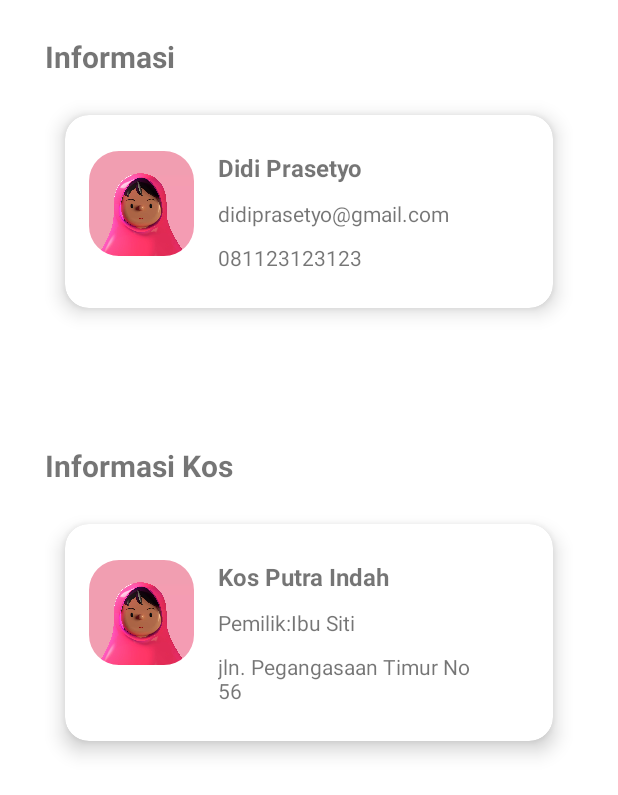
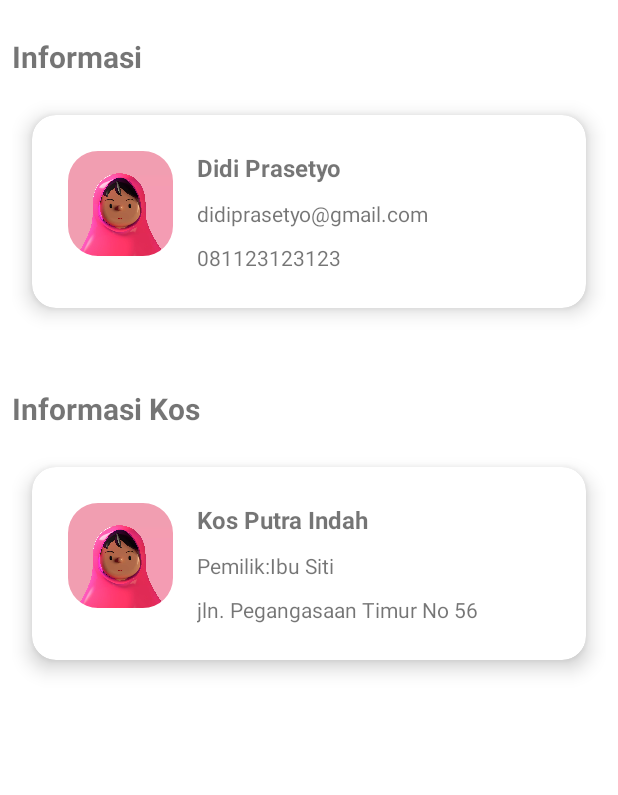
Before and after one commit to Prasetyo421/kos-app, an Android app: the fragment ProfileFragment shown on its own in the app's theme, on a phone screen of 412 x 824 dp. Shown: the top 795 px of the screen. Run offline under Robolectric (Android 15) with nearby library versions, the phone set to English and light mode, and no system bars.

Commit message:
update profile view

```diff
--- a/app/src/main/res/layout/fragment_profile.xml
+++ b/app/src/main/res/layout/fragment_profile.xml
@@ -5,7 +5,7 @@
     android:layout_width="match_parent"
     android:layout_height="match_parent"
     tools:context=".presentation.profile.ProfileFragment"
-    android:paddingHorizontal="30dp"
+    android:paddingHorizontal="8dp"
     android:paddingTop="24dp"
     style="@style/MyBackgrounApp"
     >
@@ -36,7 +36,8 @@
         <androidx.constraintlayout.widget.ConstraintLayout
             android:layout_width="match_parent"
             android:layout_height="match_parent"
-            android:paddingVertical="24dp">
+            android:paddingVertical="24dp"
+            android:paddingHorizontal="8dp">
 
             <com.google.android.material.imageview.ShapeableImageView
                 android:id="@+id/img_profile"
@@ -53,38 +54,40 @@
 
             <androidx.appcompat.widget.AppCompatTextView
                 android:id="@+id/tv_name"
-                android:layout_width="wrap_content"
+                android:layout_width="0dp"
                 android:layout_height="wrap_content"
                 android:text="@string/example_name"
                 android:textSize="16sp"
                 android:textStyle="bold"
                 android:layout_marginStart="16dp"
-                app:layout_constraintLeft_toRightOf="@id/img_profile"
-                app:layout_constraintTop_toTopOf="parent"/>
+                app:layout_constraintStart_toEndOf="@id/img_profile"
+                app:layout_constraintTop_toTopOf="parent"
+                app:layout_constraintEnd_toEndOf="parent"/>
 
             <androidx.appcompat.widget.AppCompatTextView
                 android:id="@+id/tv_email"
-                android:layout_width="wrap_content"
+                android:layout_width="0dp"
                 android:layout_height="wrap_content"
                 android:text="@string/example_email"
                 android:layout_marginStart="16dp"
                 android:layout_marginTop="10dp"
                 app:layout_constraintTop_toBottomOf="@id/tv_name"
-                app:layout_constraintStart_toEndOf="@id/img_profile"/>
+                app:layout_constraintStart_toEndOf="@id/img_profile"
+                app:layout_constraintEnd_toEndOf="parent"/>
 
             <androidx.appcompat.widget.AppCompatTextView
-                android:layout_width="wrap_content"
+                android:layout_width="0dp"
                 android:layout_height="wrap_content"
                 android:text="@string/example_phone_number"
                 android:layout_marginStart="16dp"
                 android:layout_marginTop="10dp"
                 app:layout_constraintTop_toBottomOf="@id/tv_email"
-                app:layout_constraintStart_toEndOf="@id/img_profile"/>
+                app:layout_constraintStart_toEndOf="@id/img_profile"
+                app:layout_constraintEnd_toEndOf="parent"/>
 
         </androidx.constraintlayout.widget.ConstraintLayout>
 
     </androidx.cardview.widget.CardView>
-
 
     <androidx.appcompat.widget.AppCompatTextView
         android:id="@+id/tv_kos_information"
@@ -93,7 +96,7 @@
         android:text="@string/informasi_kos"
         android:textStyle="bold"
         android:textSize="20sp"
-        android:layout_marginTop="74dp"
+        android:layout_marginTop="36dp"
         app:layout_constraintTop_toBottomOf="@id/cv_user_information"
         app:layout_constraintStart_toStartOf="parent"
         />
@@ -115,7 +118,8 @@
         <androidx.constraintlayout.widget.ConstraintLayout
             android:layout_width="match_parent"
             android:layout_height="match_parent"
-            android:paddingVertical="24dp">
+            android:paddingVertical="24dp"
+            android:paddingHorizontal="8dp">
 
             <com.google.android.material.imageview.ShapeableImageView
                 android:id="@+id/img_kos"
@@ -132,18 +136,19 @@
 
             <androidx.appcompat.widget.AppCompatTextView
                 android:id="@+id/tv_kos_name"
-                android:layout_width="wrap_content"
+                android:layout_width="0dp"
                 android:layout_height="wrap_content"
                 android:text="@string/example_kos_name"
                 android:textSize="16sp"
                 android:textStyle="bold"
                 android:layout_marginStart="16dp"
-                app:layout_constraintLeft_toRightOf="@id/img_kos"
-                app:layout_constraintTop_toTopOf="parent"/>
+                app:layout_constraintStart_toEndOf="@id/img_kos"
+                app:layout_constraintTop_toTopOf="parent"
+                app:layout_constraintEnd_toEndOf="parent"/>
 
             <androidx.appcompat.widget.AppCompatTextView
                 android:id="@+id/tv_owner"
-                android:layout_width="wrap_content"
+                android:layout_width="0dp"
                 android:layout_height="wrap_content"
                 android:text="@string/owner"
                 android:layout_marginStart="16dp"
@@ -152,21 +157,23 @@
                 app:layout_constraintStart_toEndOf="@id/img_kos"/>
 
             <androidx.appcompat.widget.AppCompatTextView
-                android:layout_width="wrap_content"
+                android:layout_width="0dp"
                 android:layout_height="wrap_content"
                 android:text="@string/example_owner"
                 android:layout_marginTop="10dp"
-                app:layout_constraintLeft_toRightOf="@id/tv_owner"
-                app:layout_constraintTop_toBottomOf="@id/tv_kos_name"/>
+                app:layout_constraintStart_toEndOf="@id/tv_owner"
+                app:layout_constraintTop_toBottomOf="@id/tv_kos_name"
+                app:layout_constraintEnd_toEndOf="parent"/>
 
             <androidx.appcompat.widget.AppCompatTextView
-                android:layout_width="170dp"
+                android:layout_width="0dp"
                 android:layout_height="wrap_content"
                 android:text="@string/example_street_name"
                 android:layout_marginStart="16dp"
                 android:layout_marginTop="10dp"
                 app:layout_constraintTop_toBottomOf="@id/tv_owner"
-                app:layout_constraintStart_toEndOf="@id/img_kos"/>
+                app:layout_constraintStart_toEndOf="@id/img_kos"
+                app:layout_constraintEnd_toEndOf="parent"/>
 
         </androidx.constraintlayout.widget.ConstraintLayout>
 
```
Also changed, not shown: app/src/main/res/xml/data_extraction_rules.xml (added, +36 -0 lines), gradle/wrapper/gradle-wrapper.properties.
